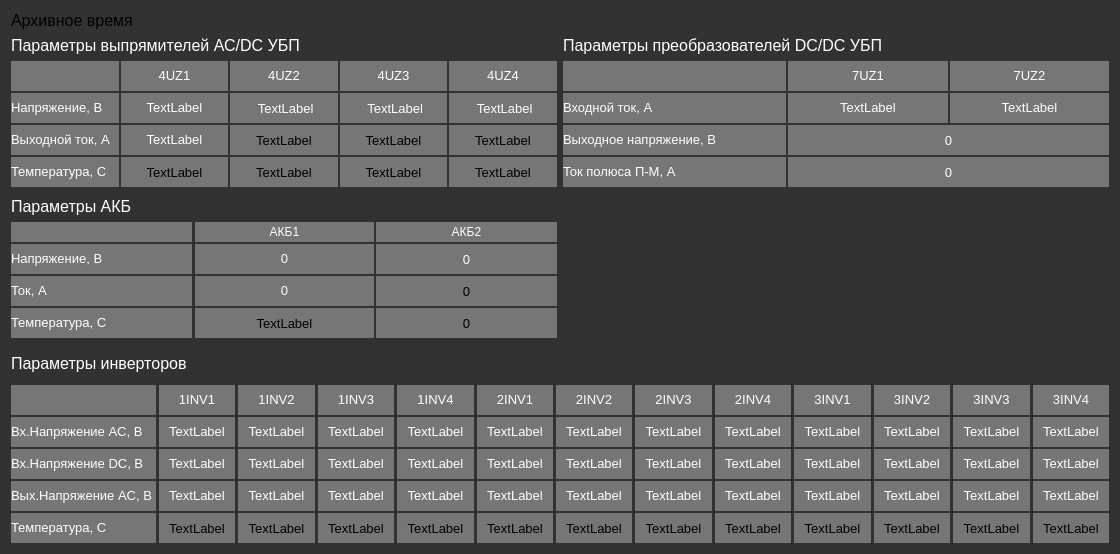
Qt form tables.ui (morozgit/ubp) before a commit.
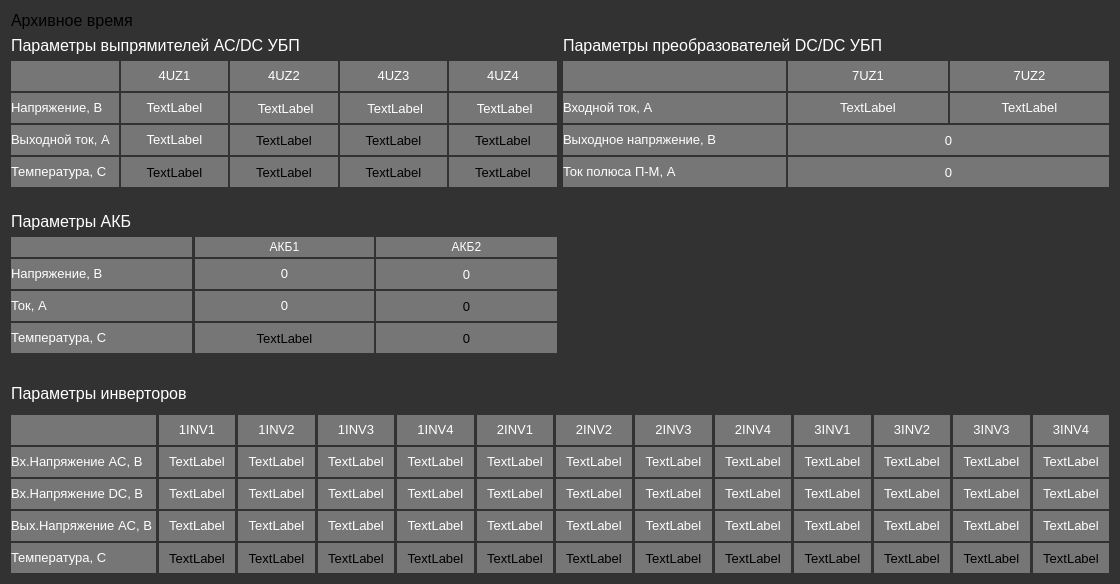
The same form after that commit.

```diff
--- a/tables.ui
+++ b/tables.ui
@@ -7,7 +7,7 @@
     <x>0</x>
     <y>0</y>
     <width>1120</width>
-    <height>554</height>
+    <height>584</height>
    </rect>
   </property>
   <property name="windowTitle">
```
Left out of the diff: 1562 changed lines with no effect on the pictures.
